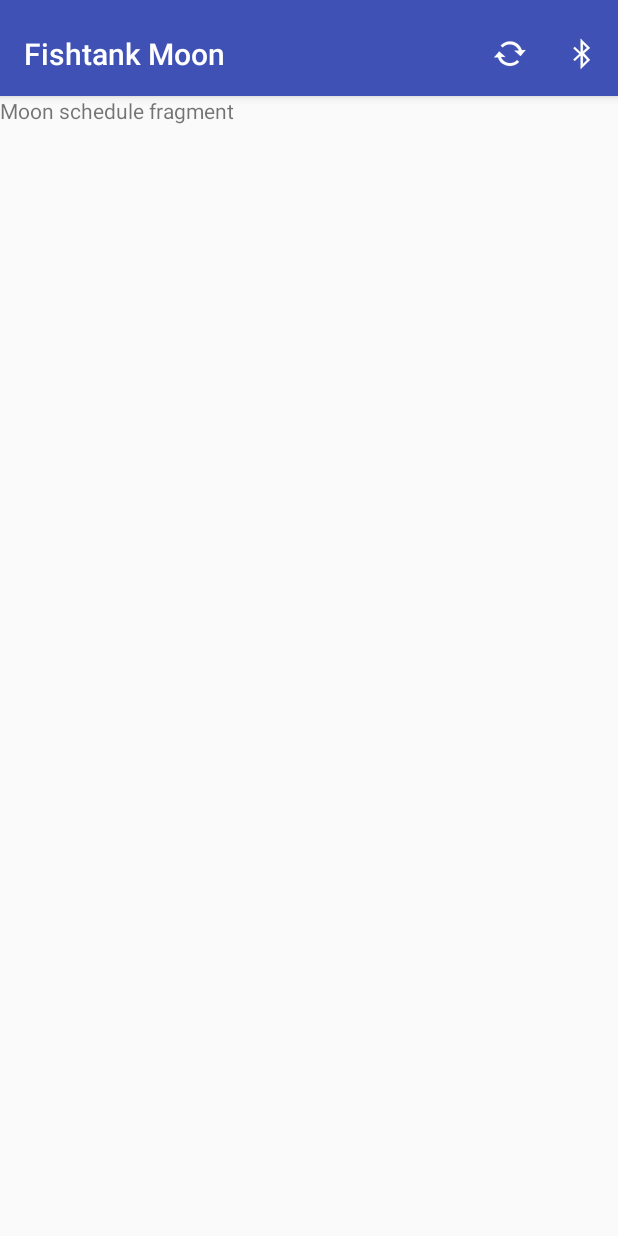
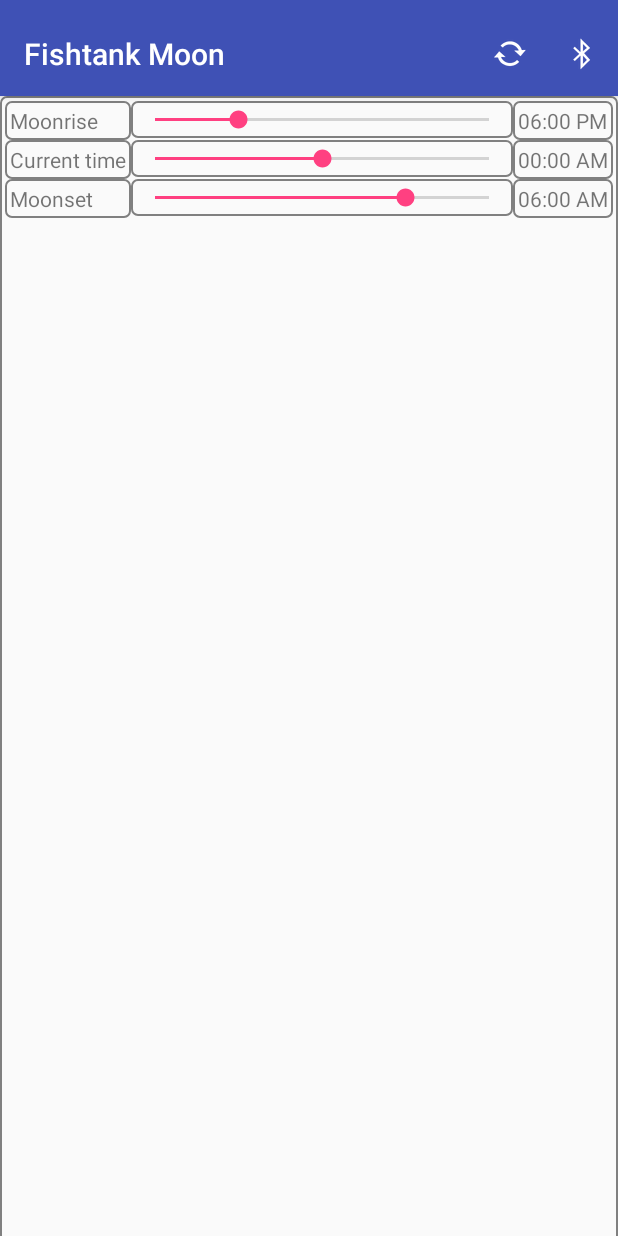
Before and after one commit to PaulMurrayCbr/Fishtank, an Android app: the screen it shows after launch (FishtankMoon), on a phone screen of 412 x 824 dp. Run offline under Robolectric (Android 15) with nearby library versions, the phone set to English and light mode, and no system bars; libraries missing offline, so code that uses them is left out: com.flask.colorpicker; 2 statements that could not run were skipped.

Commit message:
Well, that's all the controller bits.

```diff
--- a/Android/app/src/main/java/pmurray_at_bigpond_dot_com/fishtank/MoonScheduleFragment.java
+++ b/Android/app/src/main/java/pmurray_at_bigpond_dot_com/fishtank/MoonScheduleFragment.java
@@ -7,16 +7,94 @@ import android.support.v4.app.Fragment;
 import android.view.LayoutInflater;
 import android.view.View;
 import android.view.ViewGroup;
+import android.widget.SeekBar;
+import android.widget.TextView;
 
 import pmurray_at_bigpond_dot_com.arddrive.R;
 
 
 public class MoonScheduleFragment extends Fragment {
+
+    SeekBar moonriseBar;
+    SeekBar moontimeBar;
+    SeekBar moonsetBar;
+    TextView moonriseValue;
+    TextView moontimeValue;
+    TextView moonsetValue;
+
     @Override
     public View onCreateView(LayoutInflater inflater, ViewGroup container,
                              Bundle savedInstanceState) {
 
         View rootView = inflater.inflate(R.layout.fragment_moon_schedule, container, false);
+
+        moonriseBar = (SeekBar) rootView.findViewById(R.id.moonriseBar);
+        moontimeBar = (SeekBar) rootView.findViewById(R.id.moonTimeBar);
+        moonsetBar = (SeekBar) rootView.findViewById(R.id.moonsetBar);
+
+        moonriseValue = (TextView) rootView.findViewById(R.id.moonriseBarValue);
+        moontimeValue = (TextView) rootView.findViewById(R.id.moonTimeBarValue);
+        moonsetValue = (TextView) rootView.findViewById(R.id.moonsetBarValue);
+
+        moonriseBar.setMax(24 * 60);
+        moonriseBar.setProgress(6 * 60);
+        moonriseValue.setText("06:00 PM");
+
+        moontimeBar.setMax(24 * 60);
+        moontimeBar.setProgress(12 * 60);
+        moontimeValue.setText("00:00 AM");
+
+        moonsetBar.setMax(24 * 60);
+        moonsetBar.setProgress(18 * 60);
+        moonsetValue.setText("06:00 AM");
+
+
+        moonriseBar.setOnSeekBarChangeListener(new SeekBar.OnSeekBarChangeListener() {
+            public void onProgressChanged(SeekBar seekBar, int progress, boolean fromUser) {
+                moonriseValue.setText((progress / 60) % 12 + ":" + (progress % 60) + (progress < 12 * 60 ? " PM" : " AM"));
+                if (fromUser) {
+                    MoonProtocol.sendSetMoonriseTimeMessage(getActivity(), ((progress + (12 * 60)) % (24 * 60)) * 60);
+                }
+            }
+
+            public void onStartTrackingTouch(SeekBar seekBar) {
+            }
+
+            public void onStopTrackingTouch(SeekBar seekBar) {
+            }
+        });
+
+        moontimeBar.setOnSeekBarChangeListener(new SeekBar.OnSeekBarChangeListener() {
+            public void onProgressChanged(SeekBar seekBar, int progress, boolean fromUser) {
+                moontimeValue.setText((progress / 60) % 12 + ":" + (progress % 60) + (progress < 12 * 60 ? " PM" : " AM"));
+                if (fromUser) {
+                    MoonProtocol.sendSetTimeofdayMessage(getActivity(), ((progress + (12 * 60)) % (24 * 60)) * 60);
+                }
+            }
+
+            public void onStartTrackingTouch(SeekBar seekBar) {
+            }
+
+            public void onStopTrackingTouch(SeekBar seekBar) {
+            }
+        });
+
+        moonsetBar.setOnSeekBarChangeListener(new SeekBar.OnSeekBarChangeListener() {
+            public void onProgressChanged(SeekBar seekBar, int progress, boolean fromUser) {
+                moonsetValue.setText((progress / 60) % 12 + ":" + (progress % 60) + (progress < 12 * 60 ? " PM" : " AM"));
+                if (fromUser) {
+                    MoonProtocol.sendSetMoonsetTimeMessage(getActivity(), ((progress + (12 * 60)) % (24 * 60)) * 60);
+                }
+            }
+
+            public void onStartTrackingTouch(SeekBar seekBar) {
+            }
+
+            public void onStopTrackingTouch(SeekBar seekBar) {
+            }
+        });
+
+
         return rootView;
     }
 
--- a/Android/app/src/main/res/layout/fragment_moon_schedule.xml
+++ b/Android/app/src/main/res/layout/fragment_moon_schedule.xml
@@ -1,13 +1,78 @@
-<FrameLayout xmlns:android="http://schemas.android.com/apk/res/android"
+<TableLayout xmlns:android="http://schemas.android.com/apk/res/android"
+    xmlns:app="http://schemas.android.com/apk/res-auto"
     xmlns:tools="http://schemas.android.com/tools"
     android:layout_width="match_parent"
     android:layout_height="match_parent"
+    android:background="@drawable/round_border"
+    android:drawablePadding="3dp"
+    android:padding="3dp"
+    android:stretchColumns="1"
     tools:context="pmurray_at_bigpond_dot_com.fishtank.MoonScheduleFragment">
 
-    <!-- TODO: Update blank fragment layout -->
-    <TextView
-        android:layout_width="match_parent"
-        android:layout_height="match_parent"
-        android:text="@string/hello_moon_schedule_fragment" />
+    <TableRow>
+        <TextView
+            android:id="@+id/moonriseBarLabel"
+            android:background="@drawable/round_border"
+            android:drawablePadding="3dp"
+            android:padding="3dp"
+            android:text="@string/moonrise" />
 
-</FrameLayout>
+        <SeekBar
+            android:id="@+id/moonriseBar"
+            android:background="@drawable/round_border"
+            android:drawablePadding="3dp"
+            android:padding="3dp" />
+
+        <TextView
+            android:id="@+id/moonriseBarValue"
+            android:background="@drawable/round_border"
+            android:drawablePadding="3dp"
+            android:padding="3dp"
+            />
+    </TableRow>
+
+    <TableRow>
+        <TextView
+            android:id="@+id/moonTimeBarLabel"
+            android:background="@drawable/round_border"
+            android:drawablePadding="3dp"
+            android:padding="3dp"
+            android:text="@string/moon_time" />
+
+        <SeekBar
+            android:id="@+id/moonTimeBar"
+            android:background="@drawable/round_border"
+            android:drawablePadding="3dp"
+            android:padding="3dp" />
+
+        <TextView
+            android:id="@+id/moonTimeBarValue"
+            android:background="@drawable/round_border"
+            android:drawablePadding="3dp"
+            android:padding="3dp"
+            />
+    </TableRow>
+
+    <TableRow>
+        <TextView
+            android:id="@+id/moonsetBarLabel"
+            android:background="@drawable/round_border"
+            android:drawablePadding="3dp"
+            android:padding="3dp"
+            android:text="@string/moonset" />
+
+        <SeekBar
+            android:id="@+id/moonsetBar"
+            android:background="@drawable/round_border"
+            android:drawablePadding="3dp"
+            android:padding="3dp" />
+
+        <TextView
+            android:id="@+id/moonsetBarValue"
+            android:background="@drawable/round_border"
+            android:drawablePadding="3dp"
+            android:padding="3dp"
+            />
+    </TableRow>
+
+</TableLayout>
--- a/Android/app/src/main/res/values/strings.xml
+++ b/Android/app/src/main/res/values/strings.xml
@@ -24,7 +24,9 @@
     <string name="action_moon_schedule_tab_condensed">Schedule</string>
 
     <!-- moon schedule -->
-    <string name="hello_moon_schedule_fragment">Moon schedule fragment</string>
+    <string name="moonrise">Moonrise</string>
+    <string name="moonset">Moonset</string>
+    <string name="moon_time">Current time</string>
 
     <!-- moon appearance -->
     <string name="strip_length"># Pixels</string>
```
